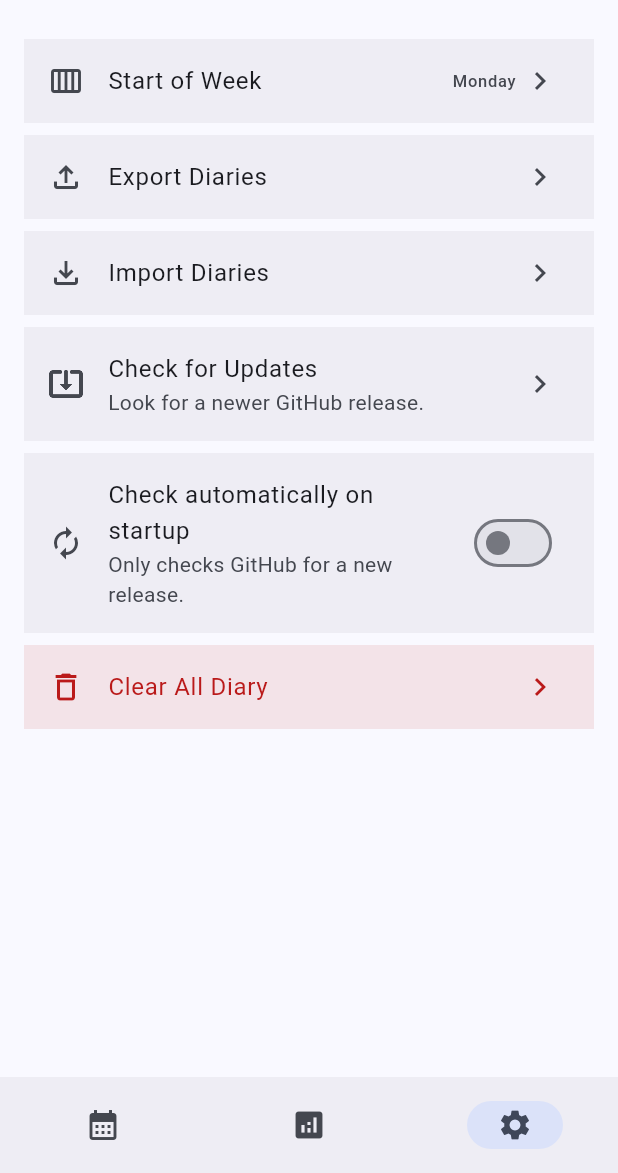
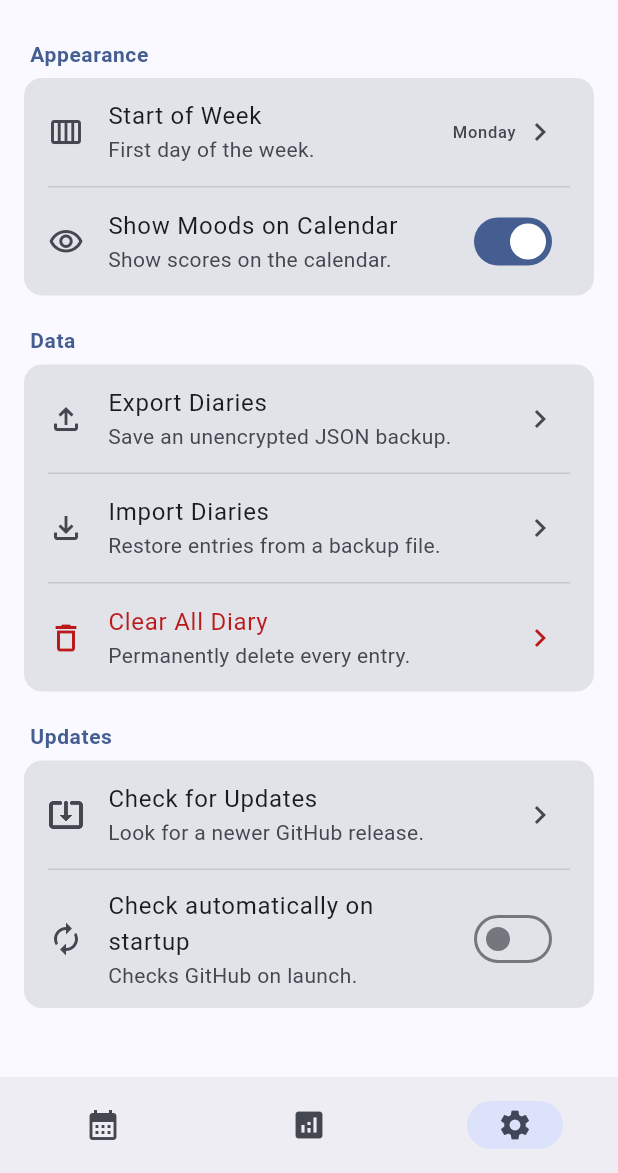
Before and after one commit to hingjasontech/peluna, a Flutter app: the screen it shows after launch, item 3 of the bottom bar chosen, on a phone screen of 412 x 824 dp, the part 63-1236 px from its top. Run offline on Flutter 3.47's test engine with Material 3 defaults, Android fonts, the phone set to English and light mode, and no system bars; our stand-ins replace file_picker, flutter_riverpod, go_router, hive_ce, hive_ce_flutter, package_info_plus and 2 more; accounts and stored records are empty.

Commit message:
feat: group settings into appearance, data, and updates

```diff
--- a/lib/views/pages/settings_page.dart
+++ b/lib/views/pages/settings_page.dart
@@ -11,9 +11,12 @@ import 'package:peluna/providers/app_providers.dart';
 import 'package:peluna/providers/settings_providers.dart';
 import 'package:peluna/providers/update_providers.dart';
 import 'package:peluna/utils/utils.dart';
-import 'package:peluna/views/widgets/list_tile_widget.dart';
+import 'package:peluna/views/widgets/settings_section.dart';
 import 'package:peluna/views/widgets/update_settings_section.dart';
 import 'package:peluna/views/widgets/week_start_menu_widget.dart';
+
+/// Identifies the mood visibility switch in widget tests.
+const Key showMoodOnCalendarSwitchKey = Key('show-moods-on-calendar-switch');
 
 class SettingsPage extends ConsumerWidget {
   const SettingsPage({super.key});
@@ -21,55 +24,83 @@ class SettingsPage extends ConsumerWidget {
   @override
   Widget build(BuildContext context, WidgetRef ref) {
     final weekStart = ref.watch(weekStartProvider);
+    final showMood = ref.watch(showCalendarMoodProvider);
     final supportsSelfUpdate = ref.watch(supportsSelfUpdateProvider);
-    final colorScheme = Theme.of(context).colorScheme;
 
-    return Padding(
-      padding: const EdgeInsets.symmetric(horizontal: 16, vertical: 12),
+    return Align(
+      alignment: Alignment.topCenter,
+      child: ConstrainedBox(
+        constraints: const BoxConstraints(maxWidth: 640),
         child: ListView(
+          padding: const EdgeInsets.fromLTRB(16, 12, 16, 24),
           children: [
             Column(
-            spacing: 8,
+              crossAxisAlignment: CrossAxisAlignment.stretch,
+              spacing: 20,
               children: [
-              ListTileWidget(
-                title: const Text('Start of Week'),
-                leading: const Icon(Icons.calendar_view_week_outlined),
+                SettingsSection(
+                  title: 'Appearance',
+                  children: [
+                    SettingsTile(
+                      title: 'Start of Week',
+                      subtitle: 'First day of the week.',
+                      icon: Icons.calendar_view_week_outlined,
                       trailing: Row(
                         mainAxisSize: MainAxisSize.min,
                         children: [
                           Text(weekStart.label),
                           const SizedBox(width: 4),
-                    const Icon(Icons.navigate_next_outlined),
+                          const Icon(Icons.chevron_right),
                         ],
                       ),
                       onTap: () => _pickWeekStart(context, ref),
                     ),
-              ListTileWidget(
-                title: const Text('Export Diaries'),
-                leading: const Icon(Icons.file_upload_outlined),
-                trailing: const Icon(Icons.chevron_right),
+                    SettingsTile(
+                      title: 'Show Moods on Calendar',
+                      subtitle: 'Show scores on the calendar.',
+                      icon: Icons.visibility_outlined,
+                      trailing: Switch(
+                        key: showMoodOnCalendarSwitchKey,
+                        value: showMood,
+                        onChanged: (value) => ref
+                            .read(showCalendarMoodProvider.notifier)
+                            .setVisible(value),
+                      ),
+                      onTap: () => ref
+                          .read(showCalendarMoodProvider.notifier)
+                          .setVisible(!showMood),
+                    ),
+                  ],
+                ),
+                SettingsSection(
+                  title: 'Data',
+                  children: [
+                    SettingsTile(
+                      title: 'Export Diaries',
+                      subtitle: 'Save an unencrypted JSON backup.',
+                      icon: Icons.file_upload_outlined,
                       onTap: () => _exportDiaries(context, ref),
                     ),
-              ListTileWidget(
-                title: const Text('Import Diaries'),
-                leading: const Icon(Icons.file_download_outlined),
-                trailing: const Icon(Icons.chevron_right),
+                    SettingsTile(
+                      title: 'Import Diaries',
+                      subtitle: 'Restore entries from a backup file.',
+                      icon: Icons.file_download_outlined,
                       onTap: () => _importDiaries(context, ref),
                     ),
-              if (supportsSelfUpdate) const UpdateSettingsSection(),
-              ListTileWidget(
-                title: Text(
-                  'Clear All Diary',
-                  style: TextStyle(color: colorScheme.error),
-                ),
-                leading: Icon(Icons.delete_outline, color: colorScheme.error),
-                trailing: Icon(Icons.chevron_right, color: colorScheme.error),
-                tileColor: colorScheme.error.withValues(alpha: 0.1),
+                    SettingsTile(
+                      title: 'Clear All Diary',
+                      subtitle: 'Permanently delete every entry.',
+                      icon: Icons.delete_outline,
+                      danger: true,
                       onTap: () => _clearAllDiaries(context, ref),
                     ),
                   ],
                 ),
+                if (supportsSelfUpdate) const UpdateSettingsSection(),
               ],
+            ),
+          ],
+        ),
       ),
     );
   }
--- a/lib/views/widgets/list_tile_widget.dart
+++ /dev/null
@@ -1,33 +0,0 @@
-import 'package:flutter/material.dart';
-
-class ListTileWidget extends StatelessWidget {
-  const ListTileWidget({
-    super.key,
-    required this.title,
-    this.subtitle,
-    this.leading,
-    this.trailing = const Icon(Icons.navigate_next_outlined),
-    this.onTap,
-    this.tileColor,
-  });
-
-  final Widget title;
-  final Widget? subtitle;
-  final Widget? leading;
-  final Widget? trailing;
-  final VoidCallback? onTap;
-  final Color? tileColor;
-
-  @override
-  Widget build(BuildContext context) {
-    return ListTile(
-      minVerticalPadding: 16,
-      tileColor: tileColor ?? Theme.of(context).colorScheme.surfaceContainer,
-      title: title,
-      subtitle: subtitle,
-      leading: leading,
-      trailing: trailing,
-      onTap: onTap,
-    );
-  }
-}
--- /dev/null
+++ b/lib/views/widgets/settings_section.dart
@@ -0,0 +1,96 @@
+import 'package:flutter/material.dart';
+
+/// A titled group of related settings rows rendered as one card.
+///
+/// Add new settings to an existing section when possible; create a new
+/// [SettingsSection] when the setting belongs to a different area
+/// (Appearance, Data, Updates, ...).
+class SettingsSection extends StatelessWidget {
+  const SettingsSection({
+    super.key,
+    required this.title,
+    required this.children,
+  });
+
+  final String title;
+  final List<Widget> children;
+
+  @override
+  Widget build(BuildContext context) {
+    final theme = Theme.of(context);
+
+    return Column(
+      crossAxisAlignment: CrossAxisAlignment.stretch,
+      children: [
+        Padding(
+          padding: const EdgeInsets.fromLTRB(4, 0, 4, 6),
+          child: Text(
+            title,
+            style: theme.textTheme.titleSmall?.copyWith(
+              color: theme.colorScheme.primary,
+              fontWeight: FontWeight.w700,
+              letterSpacing: 0.4,
+            ),
+          ),
+        ),
+        Card.filled(
+          margin: EdgeInsets.zero,
+          clipBehavior: Clip.antiAlias,
+          child: Column(
+            children: [
+              for (var index = 0; index < children.length; index++) ...[
+                if (index > 0)
+                  const Divider(height: 1, indent: 16, endIndent: 16),
+                children[index],
+              ],
+            ],
+          ),
+        ),
+      ],
+    );
+  }
+}
+
+/// One row inside a [SettingsSection].
+class SettingsTile extends StatelessWidget {
+  const SettingsTile({
+    super.key,
+    required this.title,
+    this.subtitle,
+    this.icon,
+    this.trailing,
+    this.onTap,
+    this.danger = false,
+  });
+
+  final String title;
+  final String? subtitle;
+  final IconData? icon;
+  final Widget? trailing;
+  final VoidCallback? onTap;
+
+  /// Styles the row as destructive (clear data, delete account, ...).
+  final bool danger;
+
+  @override
+  Widget build(BuildContext context) {
+    final colorScheme = Theme.of(context).colorScheme;
+    final accent = danger ? colorScheme.error : colorScheme.onSurfaceVariant;
+
+    return ListTile(
+      minVerticalPadding: 12,
+      leading: icon == null ? null : Icon(icon, color: accent),
+      title: Text(
+        title,
+        style: danger ? TextStyle(color: colorScheme.error) : null,
+      ),
+      subtitle: subtitle == null ? null : Text(subtitle!),
+      trailing:
+          trailing ??
+          (onTap == null
+              ? null
+              : Icon(Icons.chevron_right, color: danger ? accent : null)),
+      onTap: onTap,
+    );
+  }
+}
--- a/lib/views/widgets/update_settings_section.dart
+++ b/lib/views/widgets/update_settings_section.dart
@@ -3,8 +3,11 @@ import 'package:flutter_riverpod/flutter_riverpod.dart';
 
 import 'package:peluna/providers/update_providers.dart';
 import 'package:peluna/updates/update_models.dart';
-import 'package:peluna/views/widgets/list_tile_widget.dart';
+import 'package:peluna/views/widgets/settings_section.dart';
 import 'package:peluna/views/widgets/update_dialog.dart';
+
+/// Identifies the startup update switch in widget tests.
+const Key autoCheckUpdatesSwitchKey = Key('auto-check-updates-switch');
 
 class UpdateSettingsSection extends ConsumerStatefulWidget {
   const UpdateSettingsSection({super.key});
@@ -44,30 +47,30 @@ class _UpdateSettingsSectionState extends ConsumerState<UpdateSettingsSection> {
 
   @override
   Widget build(BuildContext context) {
-    final colorScheme = Theme.of(context).colorScheme;
     final autoCheck = ref.watch(autoCheckUpdatesProvider);
 
-    return Column(
-      spacing: 8,
+    return SettingsSection(
+      title: 'Updates',
       children: [
-        ListTileWidget(
-          title: const Text('Check for Updates'),
-          subtitle: const Text('Look for a newer GitHub release.'),
-          leading: const Icon(Icons.system_update_alt_outlined),
+        SettingsTile(
+          title: 'Check for Updates',
+          subtitle: 'Look for a newer GitHub release.',
+          icon: Icons.system_update_alt_outlined,
           trailing: _checking
               ? const SizedBox(
                   width: 20,
                   height: 20,
                   child: CircularProgressIndicator(strokeWidth: 2),
                 )
-              : const Icon(Icons.chevron_right),
+              : null,
           onTap: _checking ? null : _checkForUpdates,
         ),
-        ListTileWidget(
-          title: const Text('Check automatically on startup'),
-          subtitle: const Text('Only checks GitHub for a new release.'),
-          leading: const Icon(Icons.autorenew),
+        SettingsTile(
+          title: 'Check automatically on startup',
+          subtitle: 'Checks GitHub on launch.',
+          icon: Icons.autorenew,
           trailing: Switch(
+            key: autoCheckUpdatesSwitchKey,
             value: autoCheck,
             onChanged: (value) =>
                 ref.read(autoCheckUpdatesProvider.notifier).setEnabled(value),
@@ -75,7 +78,6 @@ class _UpdateSettingsSectionState extends ConsumerState<UpdateSettingsSection> {
           onTap: () => ref
               .read(autoCheckUpdatesProvider.notifier)
               .setEnabled(!autoCheck),
-          tileColor: colorScheme.surfaceContainer,
         ),
       ],
     );
```
Also changed, not shown: _gallery/gallery.png, 4 other files. Lines whose indentation alone changed are shown as unchanged.
